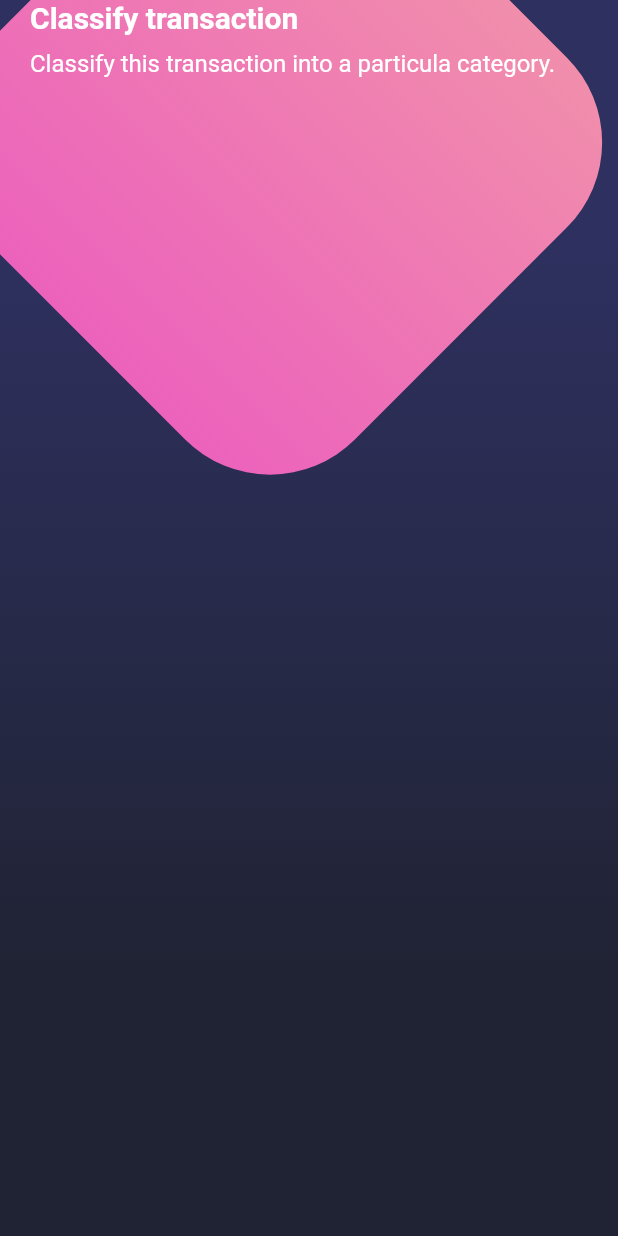
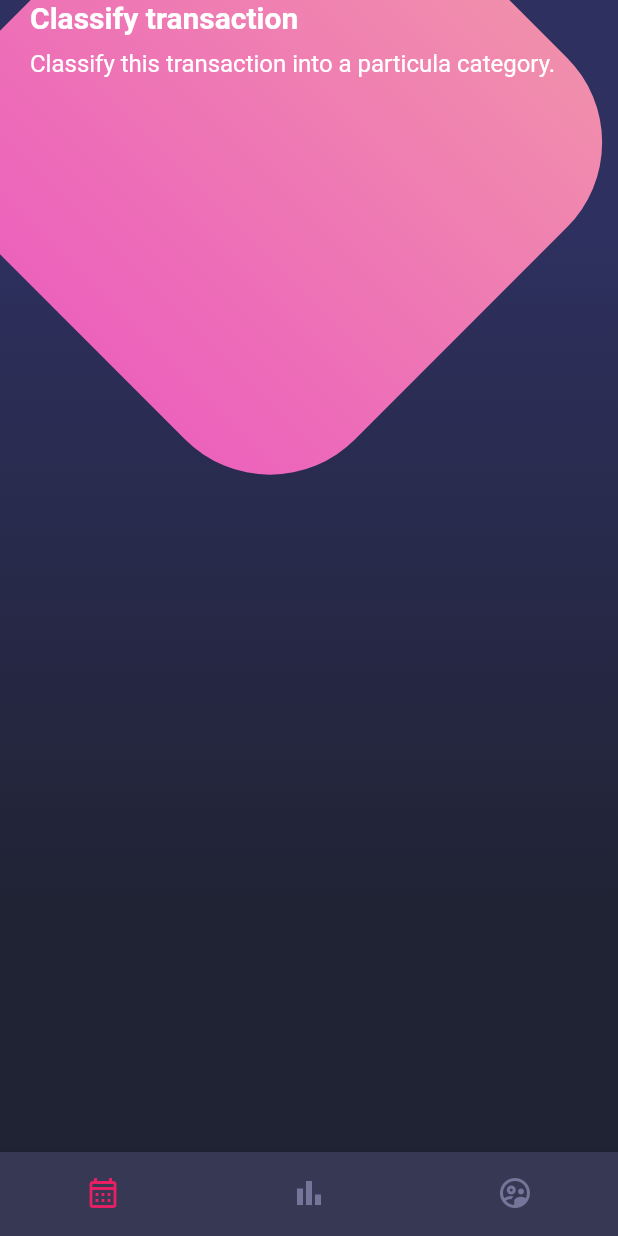
Before and after one commit to e-estrada/flutter_designs, a Flutter app: the screen it shows after launch, on a phone screen of 412 x 824 dp. Run offline on Flutter 3.47's test engine with Material 2 defaults, Android fonts, the phone set to English and light mode, and no system bars.

Commit message:
Diseño Compuesto - BottomNavigatorBar

```diff
--- a/lib/screens/home_screen.dart
+++ b/lib/screens/home_screen.dart
@@ -1,5 +1,6 @@
 import 'package:flutter/material.dart';
 import 'package:flutter_designs/widgets/background.dart';
+import 'package:flutter_designs/widgets/custom_navigation_bar.dart';
 import 'package:flutter_designs/widgets/page_title.dart';
 
 class HomeScreen extends StatelessWidget {
@@ -12,11 +13,11 @@ class HomeScreen extends StatelessWidget {
         children: const [
           //Background
           Background(),
-
           //Home body
           _HomeBody()
         ],
       ),
+      bottomNavigationBar: const CustomNavigationBar(),
     );
   }
 }
--- /dev/null
+++ b/lib/widgets/custom_navigation_bar.dart
@@ -0,0 +1,20 @@
+import 'package:flutter/material.dart';
+class CustomNavigationBar extends StatelessWidget {
+  const CustomNavigationBar({super.key});
+
+  @override
+  Widget build(BuildContext context) {
+    return BottomNavigationBar(
+      showSelectedLabels: false,
+      showUnselectedLabels: false,
+      selectedItemColor: Colors.pink,
+      unselectedItemColor: const Color.fromRGBO(116, 117, 152, 1),
+      backgroundColor: const Color.fromRGBO(55, 57, 84, 1),
+      items: const [
+        BottomNavigationBarItem(icon: Icon(Icons.calendar_month_outlined), label: 'Calendario'),
+        BottomNavigationBarItem(icon: Icon(Icons.bar_chart_outlined), label: 'Gráfica'),
+        BottomNavigationBarItem(icon: Icon(Icons.supervised_user_circle_outlined), label: 'Usuarios'),
+      ]
+    );
+  }
+}
```
